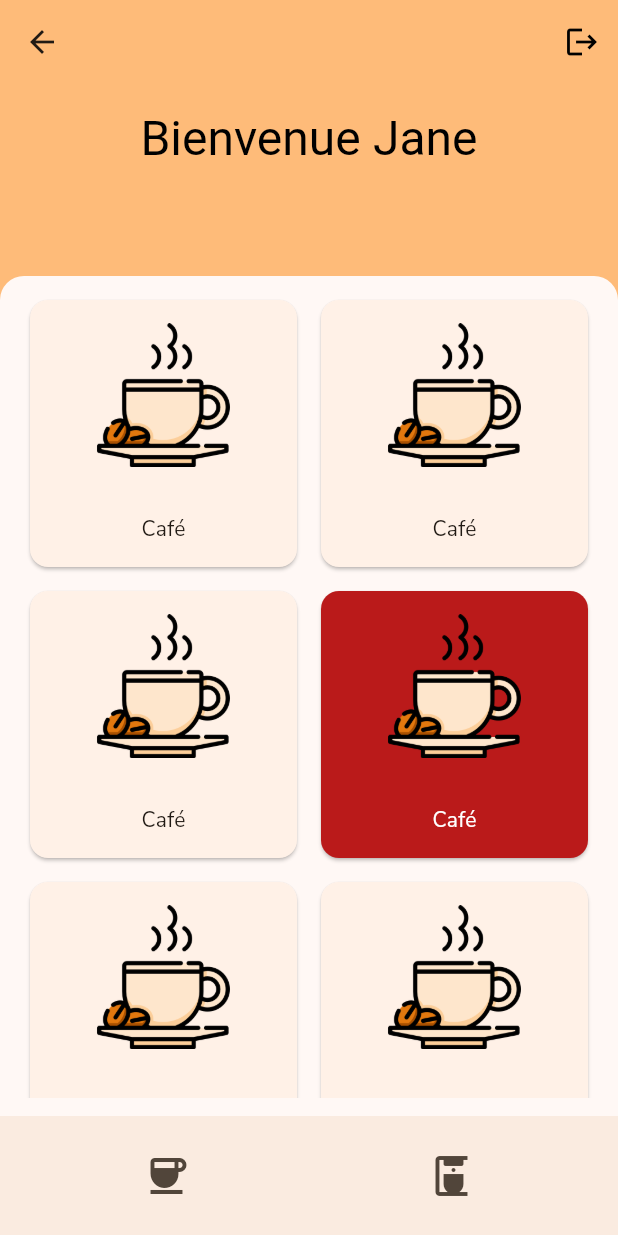
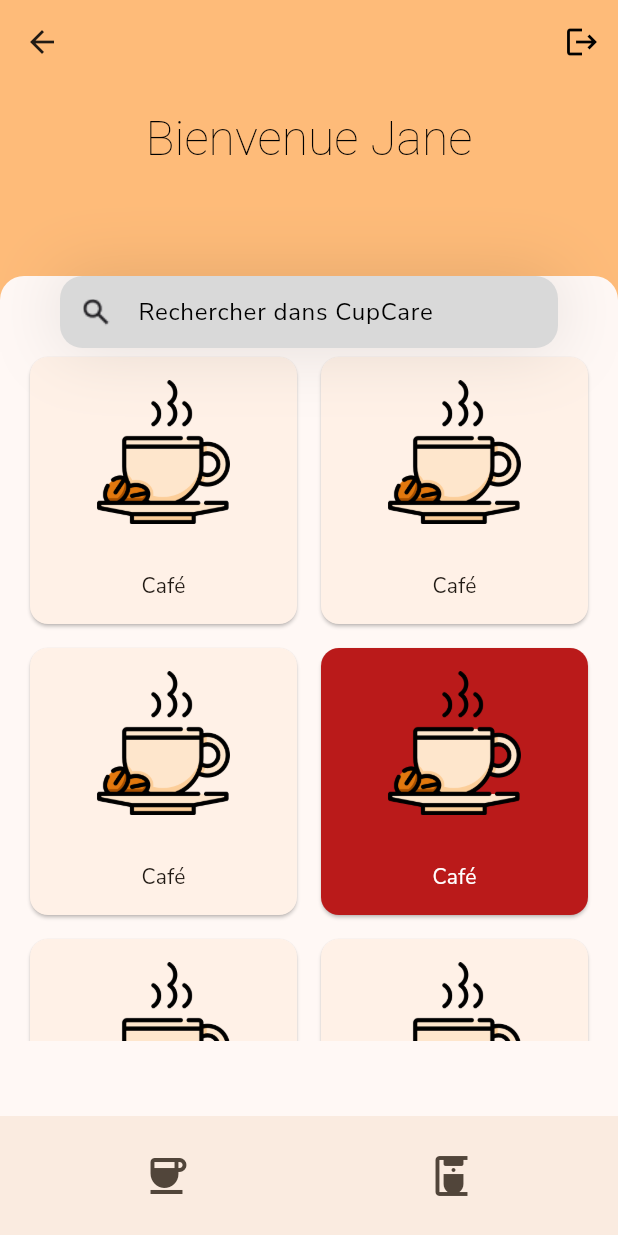
Before and after one commit to assanediouf18/Cupcare, a Flutter app: the screen it shows after launch, after a tap on "Se connecter", on a phone screen of 412 x 824 dp. Run offline on Flutter 3.47's test engine with Material 3 defaults, Android fonts, the phone set to English and light mode, and no system bars; our stand-ins replace flutter_svg, google_fonts; missing offline and left inert: dart:ffi; Roboto replaces fonts that are missing (Overlock).

Commit message:
Ajout searchbar dans le cupcareScaffold
j'ai pas réussi à mettre la search bar entre deux élements d'une colonne ça m'a pris la teeeeeeeeeeeete

```diff
--- a/lib/Components/scaffold_template.dart
+++ b/lib/Components/scaffold_template.dart
@@ -1,4 +1,5 @@
 import 'package:flutter/material.dart';
+import 'package:flutter_svg/flutter_svg.dart';
 
 class CupCareScaffoldTemplate extends StatelessWidget {
   const CupCareScaffoldTemplate({
@@ -7,7 +8,7 @@ class CupCareScaffoldTemplate extends StatelessWidget {
     required this.bannerMainElement,
     required this.child,
     required this.bottomAppBar,
-    this.showSearchBar = false,
+    this.showSearchBar = true,
     this.appBarActions = const [],
   });
 
@@ -45,12 +46,14 @@ class CupCareScaffoldTemplate extends StatelessWidget {
                 ),
                 child: Padding(
                   padding:
-                      const EdgeInsets.symmetric(vertical: 12, horizontal: 16),
+                      const EdgeInsets.symmetric(vertical: 50, horizontal: 16),
                   child: child,
                 ),
               ),
               //PUT THE SEARCH BAR HERE
-              showSearchBar ? Placeholder() : Container()
+              showSearchBar
+                  ? _searchField('Rechercher dans CupCare')
+                  : Container(),
             ]),
           )
         ]),
@@ -58,4 +61,36 @@ class CupCareScaffoldTemplate extends StatelessWidget {
       bottomNavigationBar: bottomAppBar,
     );
   }
+
+  Container _searchField(var hintText) {
+    return Container(
+      margin: EdgeInsets.only(left: 40, right: 40),
+      decoration: BoxDecoration(boxShadow: [
+        BoxShadow(
+          color: Colors.black.withOpacity(0.11),
+          blurRadius: 40,
+          spreadRadius: 0.0,
+        )
+      ]),
+      child: TextField(
+        decoration: InputDecoration(
+            filled: true,
+            fillColor: Color.fromRGBO(217, 217, 217, 1.0),
+            contentPadding: EdgeInsets.all(10),
+            hintText: hintText,
+            hintStyle: TextStyle(
+              color: Colors.black,
+              fontSize: 16,
+            ),
+            prefixIcon: Padding(
+              padding: const EdgeInsets.all(12.0),
+              child: Image.asset('assets/images/search.png'),
+            ),
+            border: OutlineInputBorder(
+              borderRadius: BorderRadius.circular(15),
+              borderSide: BorderSide.none,
+            )),
+      ),
+    );
+  }
 }
--- a/lib/Screns/home_screen.dart
+++ b/lib/Screns/home_screen.dart
@@ -34,10 +34,8 @@ class _HomeScreenState extends State<HomeScreen> {
       ],
       bannerMainElement: Text(
         "Bienvenue Jane",
-        style: Theme.of(context)
-            .textTheme
-            .headlineLarge!
-            .copyWith(color: onBannerColor),
+        style: Theme.of(context).textTheme.headlineLarge!.copyWith(
+            color: onBannerColor, fontWeight: FontWeight.w100, fontSize: 32),
       ),
       bottomAppBar: bottomAppBar,
       child: showProductPage ? productGridView : machinesListView,
```
Also changed, not shown: assets/images/search.png (added).
